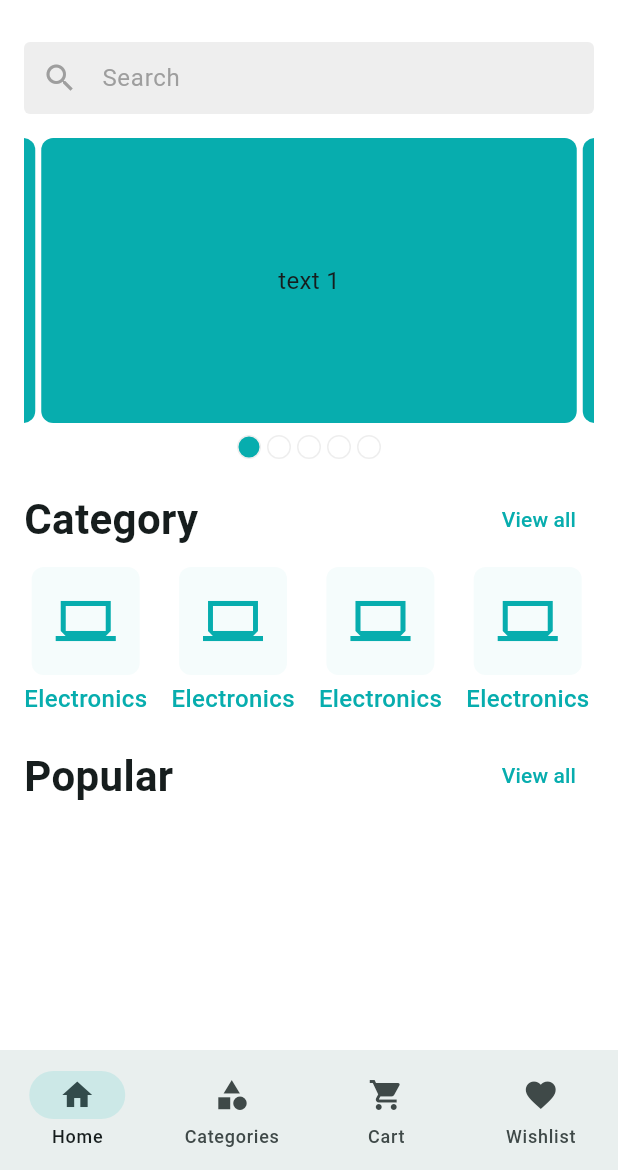
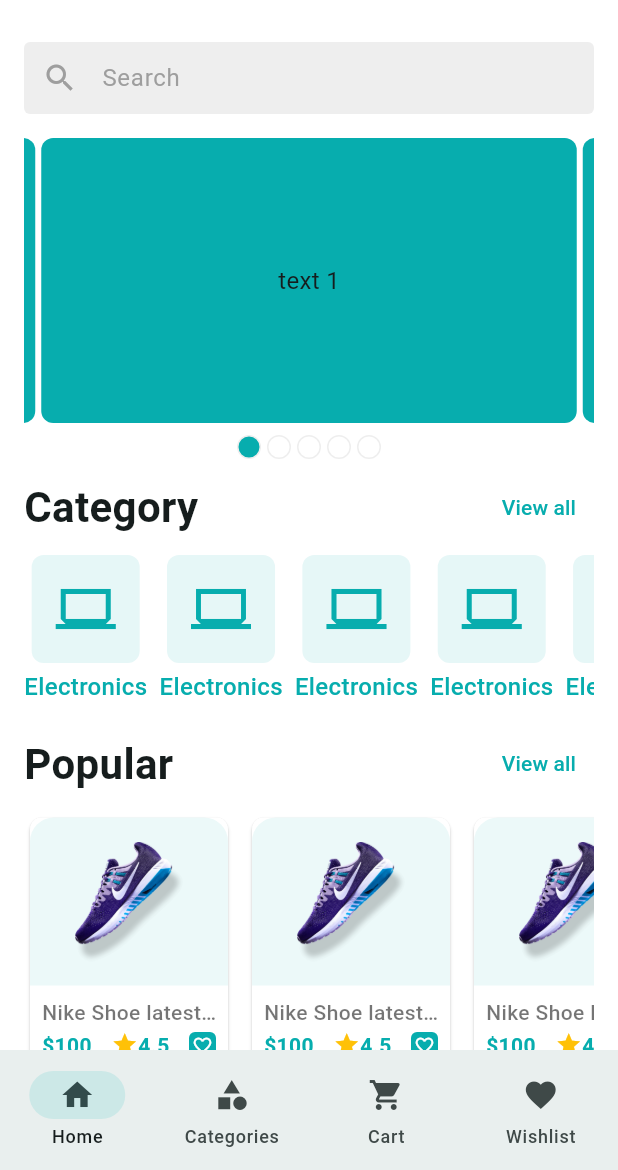
Before and after one commit to 73-sk-nahid/ecommerz, a Flutter app: the screen it shows after launch, on a phone screen of 412 x 824 dp, the part 66-1236 px from its top. Run offline on Flutter 3.47's test engine with Material 3 defaults, Android fonts, the phone set to English and light mode, and no system bars; drawn by our look-alikes of carousel_slider; our stand-ins replace flutter_svg, get, pin_code_fields.

Commit message:
add category list

```diff
--- a/lib/app/app.dart
+++ b/lib/app/app.dart
@@ -1,10 +1,10 @@
-import 'package:ecommerz/app/app_colors.dart';
 import 'package:ecommerz/app/app_theme_data.dart';
 import 'package:ecommerz/app/controller_binder.dart';
 import 'package:ecommerz/features/auth/ui/screens/complete_profile_screen.dart';
 import 'package:ecommerz/features/auth/ui/screens/email_verify_screen.dart';
 import 'package:ecommerz/features/auth/ui/screens/otp_verify_screen.dart';
 import 'package:ecommerz/features/auth/ui/screens/splash_screen.dart';
+import 'package:ecommerz/features/category/ui/screens/category_list_screen.dart';
 import 'package:ecommerz/features/common/ui/screens/main_bottom_nav_screen.dart';
 import 'package:ecommerz/features/home/ui/screens/home_screen.dart';
 import 'package:flutter/material.dart';
@@ -28,6 +28,7 @@ class CraftyBay extends StatelessWidget {
         CompleteProfileScreen.name : (context) => const CompleteProfileScreen(),
         HomeScreen.name : (context) => const HomeScreen(),
         MainBottomNavScreen.name : (context) => const MainBottomNavScreen(),
+        CategoryListScreen.name : (context) => const CategoryListScreen(),
       },
     );
   }
--- /dev/null
+++ b/lib/features/category/ui/screens/category_list_screen.dart
@@ -0,0 +1,23 @@
+import 'package:ecommerz/features/common/ui/widgets/category_item_widget.dart';
+import 'package:flutter/material.dart';
+
+class CategoryListScreen extends StatelessWidget {
+  const CategoryListScreen({super.key});
+
+  static const String name = '/Category-list-screen';
+
+  @override
+  Widget build(BuildContext context) {
+    return Scaffold(
+      appBar: AppBar(
+        title: Text('Category List'),
+      ),
+      body: GridView.builder(
+        itemCount: 20,
+          gridDelegate: const SliverGridDelegateWithFixedCrossAxisCount(crossAxisCount:4),
+          itemBuilder: (context, index){
+            return FittedBox(child: CategoryItemWidget());
+          }),
+    );
+  }
+}
--- a/lib/features/common/ui/screens/main_bottom_nav_screen.dart
+++ b/lib/features/common/ui/screens/main_bottom_nav_screen.dart
@@ -1,3 +1,4 @@
+import 'package:ecommerz/features/category/ui/screens/category_list_screen.dart';
 import 'package:ecommerz/features/common/ui/controllers/main_bottom_nav_controller.dart';
 import 'package:ecommerz/features/home/ui/screens/home_screen.dart';
 import 'package:flutter/material.dart';
@@ -15,7 +16,7 @@ class MainBottomNavScreen extends StatefulWidget {
 class _MainBottomNavScreenState extends State<MainBottomNavScreen> {
   final List<Widget> _screens = const [
     HomeScreen(),
-    HomeScreen(),
+    CategoryListScreen(),
     HomeScreen(),
     HomeScreen()
   ];
--- a/lib/features/home/ui/widgets/category_item_widget.dart
+++ b/lib/features/common/ui/widgets/category_item_widget.dart
@@ -14,7 +14,7 @@ class CategoryItemWidget extends StatelessWidget {
         Container(
           padding: const EdgeInsets.all(16),
           decoration: BoxDecoration(
-            color: AppColors.themeColor.withOpacity(0.04),
+            color: AppColors.themeColor.withOpacity(0.10),
             borderRadius: BorderRadius.circular(8),
           ),
           child: Icon(
@@ -32,6 +32,7 @@ class CategoryItemWidget extends StatelessWidget {
             fontWeight: FontWeight.w500
           ),
         ),
+        const SizedBox(height: 8)
       ],
     );
   }
--- a/lib/features/home/ui/screens/home_screen.dart
+++ b/lib/features/home/ui/screens/home_screen.dart
@@ -1,4 +1,3 @@
-import 'package:ecommerz/app/app_colors.dart';
 import 'package:ecommerz/app/assets_path.dart';
 import 'package:ecommerz/features/home/ui/widgets/app_bar_icon_button.dart';
 import 'package:ecommerz/features/home/ui/widgets/home_carousel_slider.dart';
@@ -6,8 +5,9 @@ import 'package:ecommerz/features/home/ui/widgets/product_search_bar.dart';
 import 'package:flutter/material.dart';
 import 'package:flutter_svg/flutter_svg.dart';
 
-import '../widgets/category_item_widget.dart';
+import '../../../common/ui/widgets/category_item_widget.dart';
 import '../widgets/home_section_header.dart';
+import '../widgets/product_item_widget.dart';
 
 class HomeScreen extends StatefulWidget {
   const HomeScreen({super.key});
@@ -30,50 +30,97 @@ class _HomeScreenState extends State<HomeScreen> {
             padding: const EdgeInsets.symmetric(horizontal: 16),
             child: Column(
               children: [
-                const SizedBox(
-                  height: 16,
-                ),
+                _sizedBox16(),
                 ProductSearchBar(controller: _searchBarController),
-                const SizedBox(
-                  height: 16,
-                ),
+                _sizedBox16(),
                 const HomeCarouselSlider(),
-                const SizedBox(
-                  height: 16,
-                ),
+                _sizedBox8(),
                 HomeSectionHeader(
                   title: 'Category',
                   onTap: () {},
                 ),
-                const SizedBox(height: 8,),
+                _sizedBox8(),
                 SingleChildScrollView(
                   scrollDirection: Axis.horizontal,
                   child: Row(
                     children: _getCategoryList(),
                   ),
                 ),
-                const SizedBox(
-                  height: 16,
-                ),
+                _sizedBox8(),
                 HomeSectionHeader(
                   title: 'Popular',
                   onTap: () {},
                 ),
+                _sizedBox8(),
+                SingleChildScrollView(
+                  scrollDirection: Axis.horizontal,
+                  child: Row(
+                    children: _getProductList(),
+                  ),
+                ),
+                _sizedBox8(),
+                HomeSectionHeader(
+                  title: 'Special',
+                  onTap: () {},
+                ),
+                _sizedBox8(),
+                SingleChildScrollView(
+                  scrollDirection: Axis.horizontal,
+                  child: Row(
+                    children: _getProductList(),
+                  ),
+                ),
+                _sizedBox8(),
+                HomeSectionHeader(
+                  title: 'New',
+                  onTap: () {},
+                ),
+                _sizedBox8(),
+                SingleChildScrollView(
+                  scrollDirection: Axis.horizontal,
+                  child: Row(
+                    children: _getProductList(),
+                  ),
+                ),
+                _sizedBox8(),
               ],
             ),
           ),
         ));
   }
 
+  SizedBox _sizedBox8() {
+    return const SizedBox(
+                height: 8,
+              );
+  }
+
+  SizedBox _sizedBox16() {
+    return const SizedBox(
+                height: 16,
+              );
+  }
+
   List<Widget> _getCategoryList() {
     List<Widget> categoryList = [];
     for (int i = 0; i < 10; i++) {
-      categoryList.add(Padding(
-        padding: const EdgeInsets.only(right: 16.0),
-        child: const CategoryItemWidget(),
+      categoryList.add(const Padding(
+        padding: EdgeInsets.only(right: 8.0),
+        child: CategoryItemWidget(),
       ));
     }
     return categoryList;
+  }
+
+  List<Widget> _getProductList() {
+    List<Widget> productList = [];
+    for (int i = 0; i < 10; i++) {
+      productList.add(const Padding(
+        padding: EdgeInsets.only(right: 8.0),
+        child: ProductItemWidget(),
+      ));
+    }
+    return productList;
   }
 
   AppBar _buildAppBar() {
--- /dev/null
+++ b/lib/features/home/ui/widgets/product_item_widget.dart
@@ -0,0 +1,102 @@
+import 'package:flutter/material.dart';
+
+import '../../../../app/app_colors.dart';
+
+class ProductItemWidget extends StatelessWidget {
+  const ProductItemWidget({
+    super.key,
+  });
+
+  @override
+  Widget build(BuildContext context) {
+    return SizedBox(
+      width: 140,
+      child: Card(
+        color: Colors.white,
+        shape: RoundedRectangleBorder(
+          borderRadius: BorderRadius.circular(8),
+        ),
+        child: Column(
+          children: [
+            Container(
+              padding: const EdgeInsets.all(16),
+              decoration: BoxDecoration(
+                  color: AppColors.themeColor.withOpacity(0.08),
+                  borderRadius: const BorderRadius.only(
+                      topLeft: Radius.circular(16),
+                      topRight: Radius.circular(16))),
+              child: Image.asset(
+                'assets/images/nike_shoe.png',
+                width: 140,
+                height: 80,
+              ),
+            ),
+            Padding(
+              padding: EdgeInsets.all(8.0),
+              child: Column(
+                children: [
+                  Text(
+                    'Nike Shoe latest edition - RF45GH',
+                    maxLines: 1,
+                    style: TextStyle(
+                      overflow: TextOverflow.ellipsis,
+                      fontWeight: FontWeight.w500,
+                      color: Colors.black54,
+                    ),
+                  ),
+                  SizedBox(
+                    height: 2,
+                  ),
+                  Row(
+                    mainAxisAlignment:
+                    MainAxisAlignment.spaceBetween,
+                    children: [
+                      Text(
+                        '\$100',
+                        style: TextStyle(
+                          fontWeight: FontWeight.w600,
+                          color: AppColors.themeColor,
+                        ),
+                      ),
+                      Wrap(
+                        children: [
+                          Icon(
+                            Icons.star,
+                            color: Colors.amber,
+                            size: 18,
+                          ),
+                          Text(
+                            '4.5',
+                            style: TextStyle(
+                              fontWeight: FontWeight.w600,
+                              color: AppColors.themeColor,
+                            ),
+                          )
+                        ],
+                      ),
+                      Container(
+                        padding: const EdgeInsets.all(2),
+                        decoration: BoxDecoration(
+                          color: AppColors.themeColor,
+                          borderRadius: BorderRadius.circular(4),
+                        ),
+                        child: Icon(
+                          Icons.favorite_border,
+                          size: 14,
+                          color: Colors.white,
+                        ),
+                      )
+                    ],
+                  ),
+                  const SizedBox(
+                    height: 4,
+                  ),
+                ],
+              ),
+            )
+          ],
+        ),
+      ),
+    );
+  }
+}
```
Also changed, not shown: pubspec.lock.
